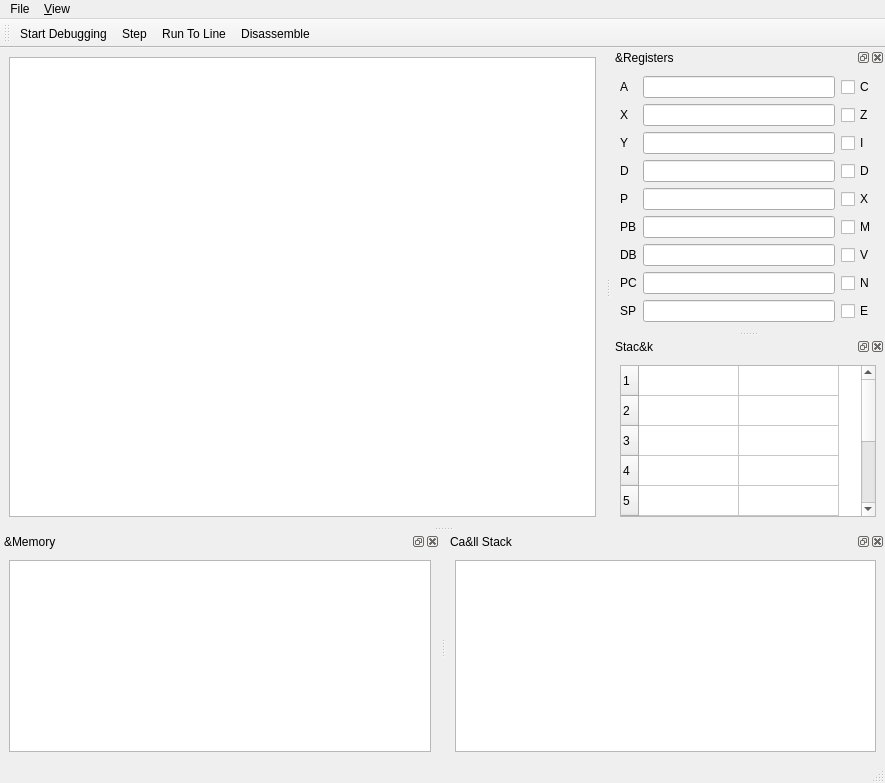
This is src/ui/debugger/DebuggerWindow.ui in zlisinski/zlsnes as Qt 5 draws it before an edit. The edited form follows.
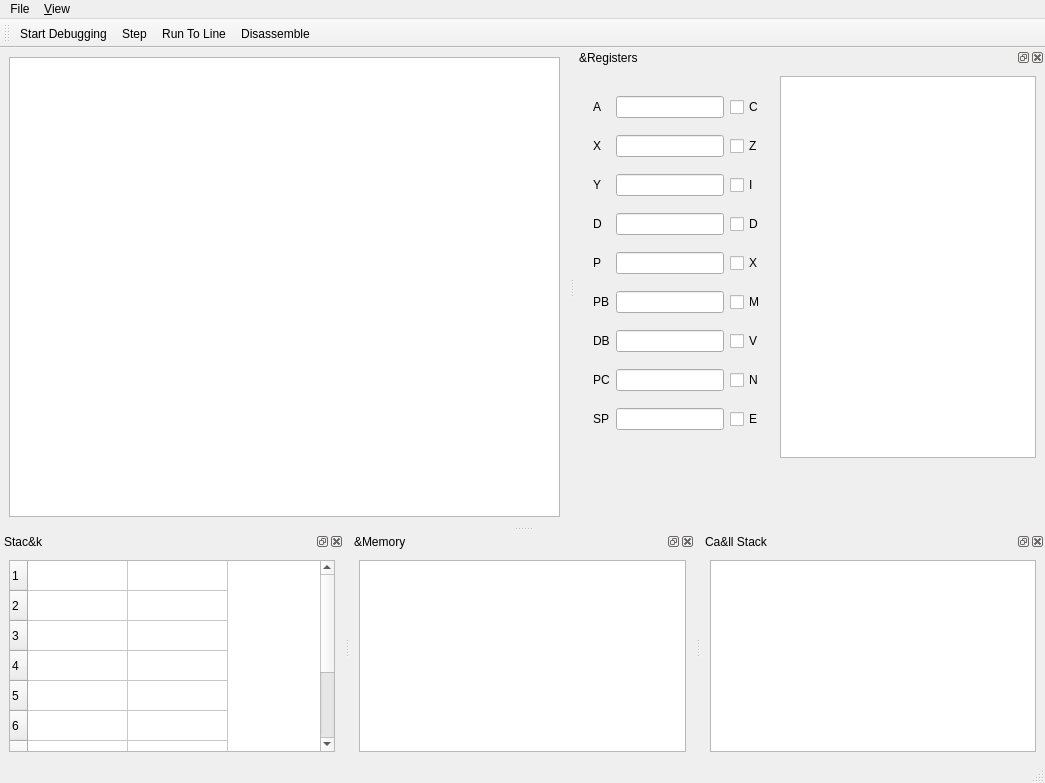
This is the edited form.

Commit message: Added IO registers table to debugger

The edit to the form file:
```diff
--- a/src/ui/debugger/DebuggerWindow.ui
+++ b/src/ui/debugger/DebuggerWindow.ui
@@ -6,7 +6,7 @@
    <rect>
     <x>0</x>
     <y>0</y>
-    <width>885</width>
+    <width>1045</width>
     <height>783</height>
    </rect>
   </property>
@@ -32,7 +32,7 @@
     <rect>
      <x>0</x>
      <y>0</y>
-     <width>885</width>
+     <width>1045</width>
      <height>22</height>
     </rect>
    </property>
@@ -85,190 +85,193 @@
       <height>400</height>
      </size>
     </property>
-    <layout class="QGridLayout" name="gridLayout">
-     <item row="8" column="2">
-      <widget class="QCheckBox" name="chkFlagN">
+    <layout class="QHBoxLayout" name="horizontalLayout_2">
+     <item>
+      <widget class="QWidget" name="widget" native="true">
+       <layout class="QGridLayout" name="gridLayout_5">
+        <item row="0" column="0">
+         <widget class="QLabel" name="label">
        <property name="text">
-        <string>N</string>
+           <string>A</string>
        </property>
       </widget>
      </item>
-     <item row="8" column="1">
-      <widget class="QLineEdit" name="txtRegPC">
+        <item row="0" column="1">
+         <widget class="QLineEdit" name="txtRegA">
        <property name="readOnly">
         <bool>true</bool>
        </property>
       </widget>
      </item>
-     <item row="8" column="0">
-      <widget class="QLabel" name="label_10">
+        <item row="0" column="2">
+         <widget class="QCheckBox" name="chkFlagC">
        <property name="text">
-        <string>PC</string>
+           <string>C</string>
        </property>
       </widget>
      </item>
-     <item row="9" column="0">
-      <widget class="QLabel" name="label_11">
-       <property name="text">
-        <string>SP</string>
-       </property>
-      </widget>
-     </item>
-     <item row="5" column="2">
-      <widget class="QCheckBox" name="chkFlagX">
-       <property name="text">
-        <string>X</string>
-       </property>
-      </widget>
-     </item>
-     <item row="2" column="0">
+        <item row="1" column="0">
       <widget class="QLabel" name="label_2">
        <property name="text">
         <string>X</string>
        </property>
       </widget>
      </item>
-     <item row="3" column="0">
-      <widget class="QLabel" name="label_3">
-       <property name="text">
-        <string>Y</string>
+        <item row="1" column="1">
+         <widget class="QLineEdit" name="txtRegX">
+          <property name="readOnly">
+           <bool>true</bool>
        </property>
       </widget>
      </item>
-     <item row="6" column="0">
-      <widget class="QLabel" name="label_8">
-       <property name="text">
-        <string>PB</string>
-       </property>
-      </widget>
-     </item>
-     <item row="2" column="2">
+        <item row="1" column="2">
       <widget class="QCheckBox" name="chkFlagZ">
        <property name="text">
         <string>Z</string>
        </property>
       </widget>
      </item>
+        <item row="2" column="0">
+         <widget class="QLabel" name="label_3">
+          <property name="text">
+           <string>Y</string>
+          </property>
+         </widget>
+        </item>
      <item row="2" column="1">
-      <widget class="QLineEdit" name="txtRegX">
-       <property name="readOnly">
-        <bool>true</bool>
-       </property>
-      </widget>
-     </item>
-     <item row="5" column="1">
-      <widget class="QLineEdit" name="txtRegP">
-       <property name="readOnly">
-        <bool>true</bool>
-       </property>
-      </widget>
-     </item>
-     <item row="3" column="1">
       <widget class="QLineEdit" name="txtRegY">
        <property name="readOnly">
         <bool>true</bool>
        </property>
       </widget>
      </item>
-     <item row="1" column="2">
-      <widget class="QCheckBox" name="chkFlagC">
+        <item row="2" column="2">
+         <widget class="QCheckBox" name="chkFlagI">
        <property name="text">
-        <string>C</string>
+           <string>I</string>
        </property>
       </widget>
      </item>
-     <item row="4" column="2">
+        <item row="3" column="0">
+         <widget class="QLabel" name="label_16">
+          <property name="text">
+           <string>D</string>
+          </property>
+         </widget>
+        </item>
+        <item row="3" column="1">
+         <widget class="QLineEdit" name="txtRegD">
+          <property name="readOnly">
+           <bool>true</bool>
+          </property>
+         </widget>
+        </item>
+        <item row="3" column="2">
       <widget class="QCheckBox" name="chkFlagD">
        <property name="text">
         <string>D</string>
        </property>
       </widget>
      </item>
-     <item row="5" column="0">
+        <item row="4" column="0">
       <widget class="QLabel" name="label_5">
        <property name="text">
         <string>P</string>
        </property>
       </widget>
      </item>
-     <item row="7" column="1">
-      <widget class="QLineEdit" name="txtRegDB">
+        <item row="4" column="1">
+         <widget class="QLineEdit" name="txtRegP">
        <property name="readOnly">
         <bool>true</bool>
        </property>
       </widget>
      </item>
-     <item row="1" column="0">
-      <widget class="QLabel" name="label">
+        <item row="4" column="2">
+         <widget class="QCheckBox" name="chkFlagX">
        <property name="text">
-        <string>A</string>
+           <string>X</string>
        </property>
       </widget>
      </item>
-     <item row="4" column="0">
-      <widget class="QLabel" name="label_16">
+        <item row="5" column="0">
+         <widget class="QLabel" name="label_8">
        <property name="text">
-        <string>D</string>
+           <string>PB</string>
        </property>
       </widget>
      </item>
-     <item row="1" column="1">
-      <widget class="QLineEdit" name="txtRegA">
+        <item row="5" column="1">
+         <widget class="QLineEdit" name="txtRegPB">
        <property name="readOnly">
         <bool>true</bool>
        </property>
       </widget>
      </item>
-     <item row="6" column="2">
+        <item row="5" column="2">
       <widget class="QCheckBox" name="chkFlagM">
        <property name="text">
         <string>M</string>
        </property>
       </widget>
      </item>
-     <item row="6" column="1">
-      <widget class="QLineEdit" name="txtRegPB">
-       <property name="readOnly">
-        <bool>true</bool>
-       </property>
-      </widget>
-     </item>
-     <item row="7" column="0">
+        <item row="6" column="0">
       <widget class="QLabel" name="label_9">
        <property name="text">
         <string>DB</string>
        </property>
       </widget>
      </item>
-     <item row="7" column="2">
+        <item row="6" column="1">
+         <widget class="QLineEdit" name="txtRegDB">
+          <property name="readOnly">
+           <bool>true</bool>
+          </property>
+         </widget>
+        </item>
+        <item row="6" column="2">
       <widget class="QCheckBox" name="chkFlagV">
        <property name="text">
         <string>V</string>
        </property>
       </widget>
      </item>
-     <item row="4" column="1">
-      <widget class="QLineEdit" name="txtRegD">
+        <item row="7" column="0">
+         <widget class="QLabel" name="label_10">
+          <property name="text">
+           <string>PC</string>
+          </property>
+         </widget>
+        </item>
+        <item row="7" column="1">
+         <widget class="QLineEdit" name="txtRegPC">
        <property name="readOnly">
         <bool>true</bool>
        </property>
       </widget>
      </item>
-     <item row="9" column="1">
+        <item row="7" column="2">
+         <widget class="QCheckBox" name="chkFlagN">
+          <property name="text">
+           <string>N</string>
+          </property>
+         </widget>
+        </item>
+        <item row="8" column="0">
+         <widget class="QLabel" name="label_11">
+          <property name="text">
+           <string>SP</string>
+          </property>
+         </widget>
+        </item>
+        <item row="8" column="1">
       <widget class="QLineEdit" name="txtRegSP">
        <property name="readOnly">
         <bool>true</bool>
        </property>
       </widget>
      </item>
-     <item row="3" column="2">
-      <widget class="QCheckBox" name="chkFlagI">
-       <property name="text">
-        <string>I</string>
-       </property>
-      </widget>
-     </item>
-     <item row="9" column="2">
+        <item row="8" column="2">
       <widget class="QCheckBox" name="chkFlagE">
        <property name="text">
         <string>E</string>
@@ -277,13 +280,23 @@
      </item>
     </layout>
    </widget>
+     </item>
+     <item>
+      <widget class="QTableView" name="ioRegistersView">
+       <attribute name="horizontalHeaderVisible">
+        <bool>false</bool>
+       </attribute>
+      </widget>
+     </item>
+    </layout>
+   </widget>
   </widget>
   <widget class="QDockWidget" name="dockStack">
    <property name="windowTitle">
     <string>Stac&amp;k</string>
    </property>
    <attribute name="dockWidgetArea">
-    <number>2</number>
+    <number>8</number>
    </attribute>
    <widget class="QWidget" name="dockWidgetContents_3">
     <layout class="QGridLayout" name="gridLayout_2">
```
Lines whose indentation alone changed are shown as unchanged. The commit also changes 13 other files.
